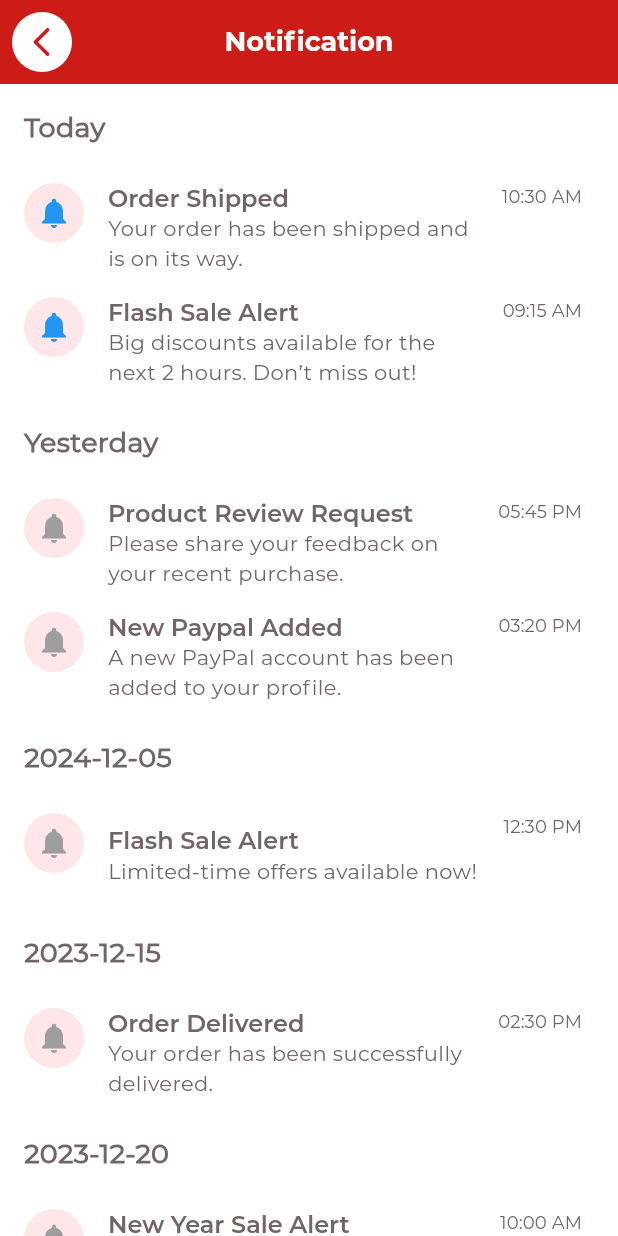
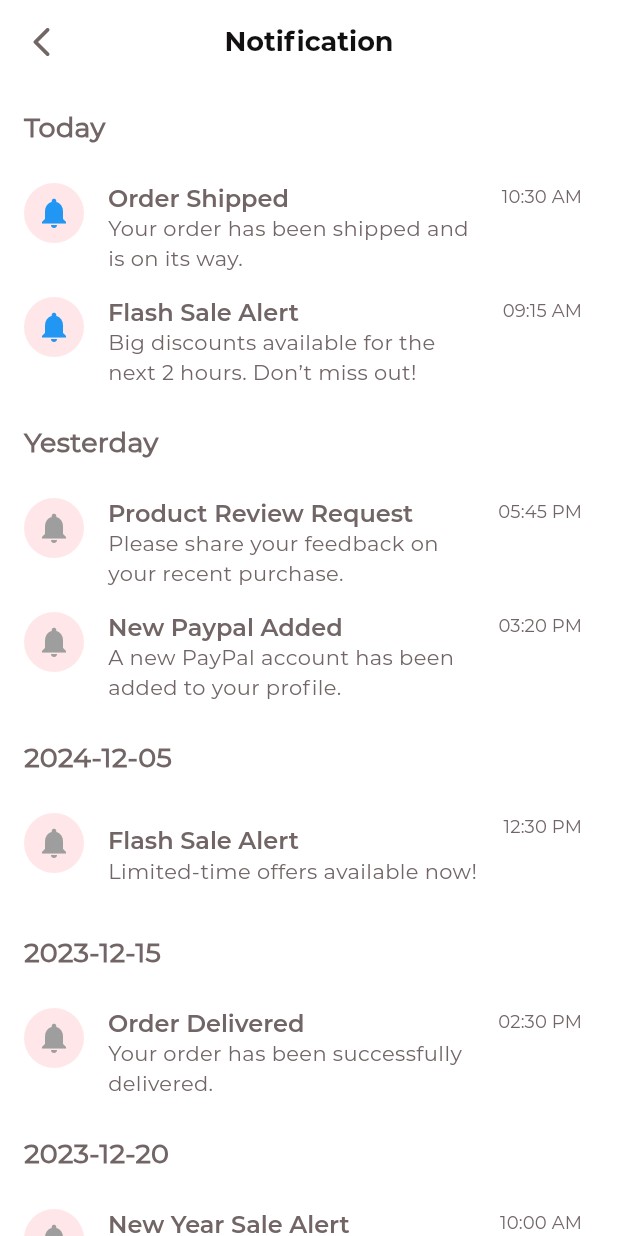
Before and after one commit to tulasireddytulasi/SpicyPickles, a Flutter app: the NotificationScreen screen opened directly, on a phone screen of 412 x 824 dp. Run offline on Flutter 3.47's test engine with Material 3 defaults, Android fonts, the phone set to English and light mode, and no system bars; our stand-ins replace bloc, equatable, flutter_bloc, flutter_svg, infinite_scroll_pagination, lottie.

Commit message:
Updated AppBar UI Color

```diff
--- a/lib/presentation/notifications/notification_screen.dart
+++ b/lib/presentation/notifications/notification_screen.dart
@@ -1,6 +1,7 @@
 import 'package:flutter/material.dart';
 import 'package:flutter_bloc/flutter_bloc.dart';
 import 'package:spicypickles/core/utils/app_colors.dart';
+import 'package:spicypickles/core/utils/app_extensions.dart';
 import 'package:spicypickles/presentation/notifications/bloc/notification_bloc.dart';
 import 'package:spicypickles/presentation/notifications/widget/notification_card.dart';
 import 'package:spicypickles/presentation/widgets/circular_icon_widget.dart';
@@ -18,8 +19,14 @@ class _NotificationScreenState extends State<NotificationScreen> {
     return Scaffold(
       backgroundColor: AppColors.white,
       appBar: AppBar(
-        title: const Text("Notification"),
+        title: Text(
+          "Notification",
+          style: context.themeData.appBarTheme.titleTextStyle?.copyWith(
+            color: AppColors.black,
+          ),
+        ),
         centerTitle: true,
+       backgroundColor: AppColors.white,
         leading: CircularIconWidget(
           icon: Icons.arrow_back_ios_rounded,
           padding: const EdgeInsets.all(8.0),
--- a/lib/presentation/widgets/circular_icon_widget.dart
+++ b/lib/presentation/widgets/circular_icon_widget.dart
@@ -29,7 +29,7 @@ class CircularIconWidget extends StatelessWidget {
           child: ClipOval(
             child: ColoredBox(
               color: backgroundColor ?? AppColors.white,
-              child: Icon(icon, color: context.colorScheme?.primary),
+              child: Icon(icon, color: context.colorScheme?.onSurface),
             ),
           ),
         ),
```
